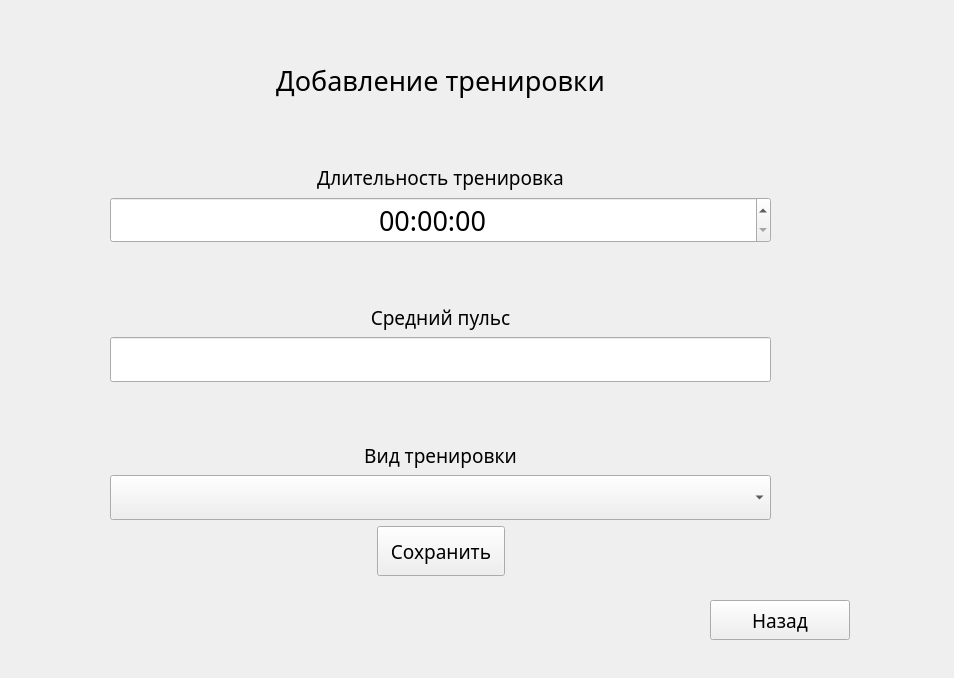
Qt form Add_item.ui (TheLastie/FitnessTracker) before a commit.
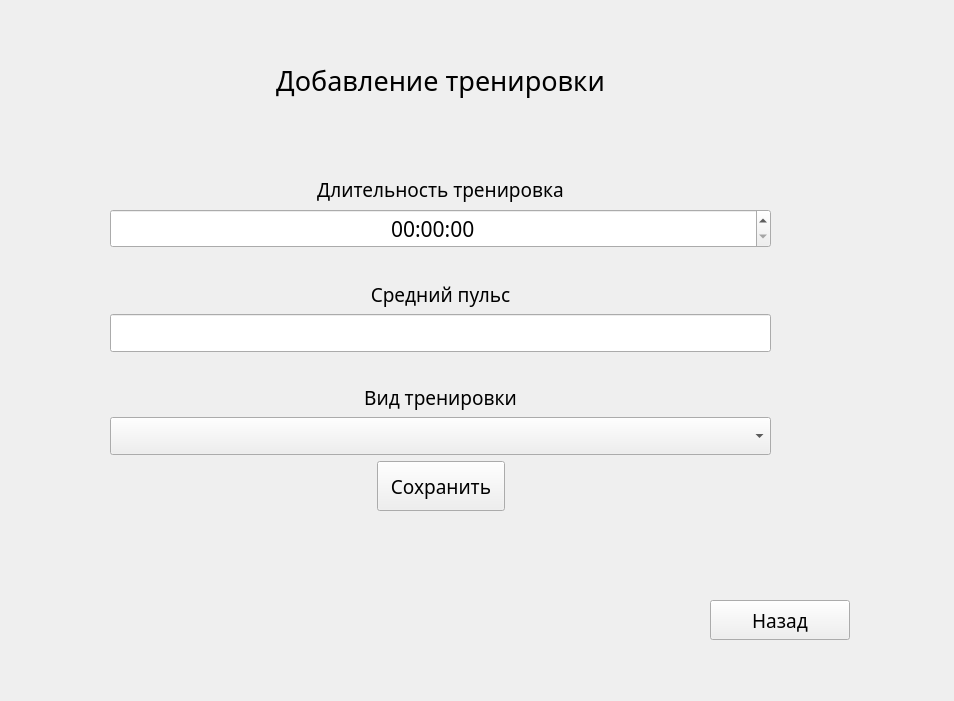
The same form after that commit. The open tabs and pages were chosen to show the change.

Patch:
```diff
--- a/Add_item.ui
+++ b/Add_item.ui
@@ -7,7 +7,7 @@
     <x>0</x>
     <y>0</y>
     <width>954</width>
-    <height>678</height>
+    <height>701</height>
    </rect>
   </property>
   <property name="font">
@@ -30,6 +30,7 @@
    <property name="font">
     <font>
      <family>Sitka Heading</family>
+     <pointsize>16</pointsize>
     </font>
    </property>
    <property name="currentIndex">
@@ -772,9 +773,9 @@
      <property name="geometry">
       <rect>
        <x>110</x>
-       <y>90</y>
+       <y>130</y>
        <width>661</width>
-       <height>466</height>
+       <height>361</height>
       </rect>
      </property>
      <layout class="QVBoxLayout" name="verticalLayout_3">
@@ -800,7 +801,7 @@
          <widget class="QTimeEdit" name="training_time">
           <property name="font">
            <font>
-            <pointsize>20</pointsize>
+            <pointsize>16</pointsize>
            </font>
           </property>
           <property name="alignment">
@@ -831,7 +832,7 @@
         <property name="font">
          <font>
           <family>Sitka Heading</family>
-          <pointsize>20</pointsize>
+          <pointsize>16</pointsize>
          </font>
         </property>
        </widget>
@@ -857,7 +858,7 @@
         <property name="font">
          <font>
           <family>Sitka Heading</family>
-          <pointsize>20</pointsize>
+          <pointsize>16</pointsize>
          </font>
         </property>
        </widget>
```
Left out of the diff: 11 changed lines with no effect on the pictures.
